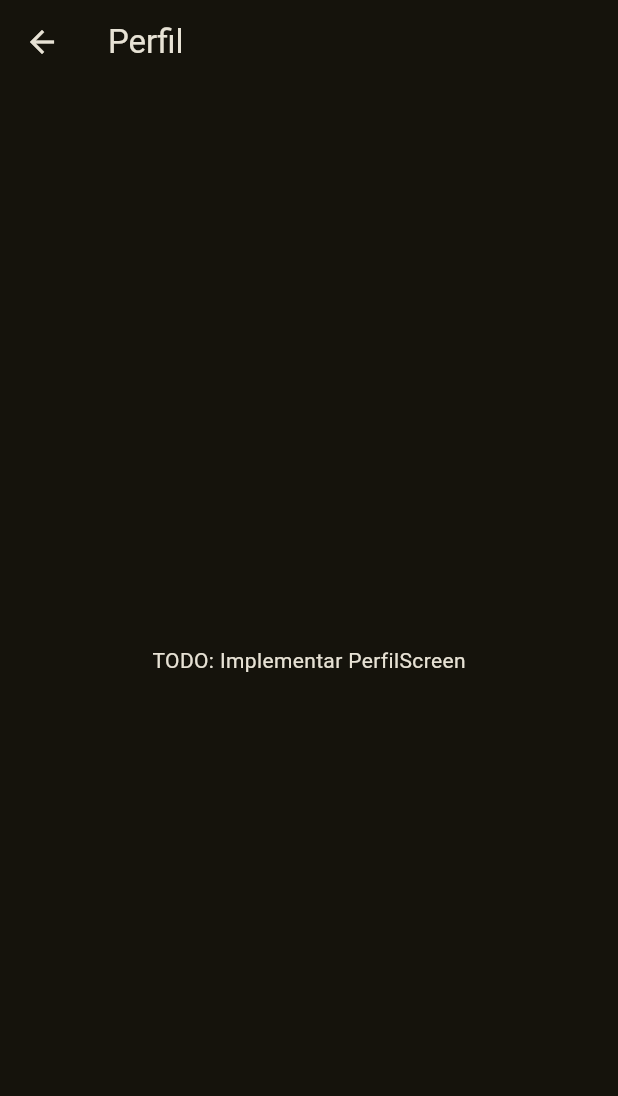
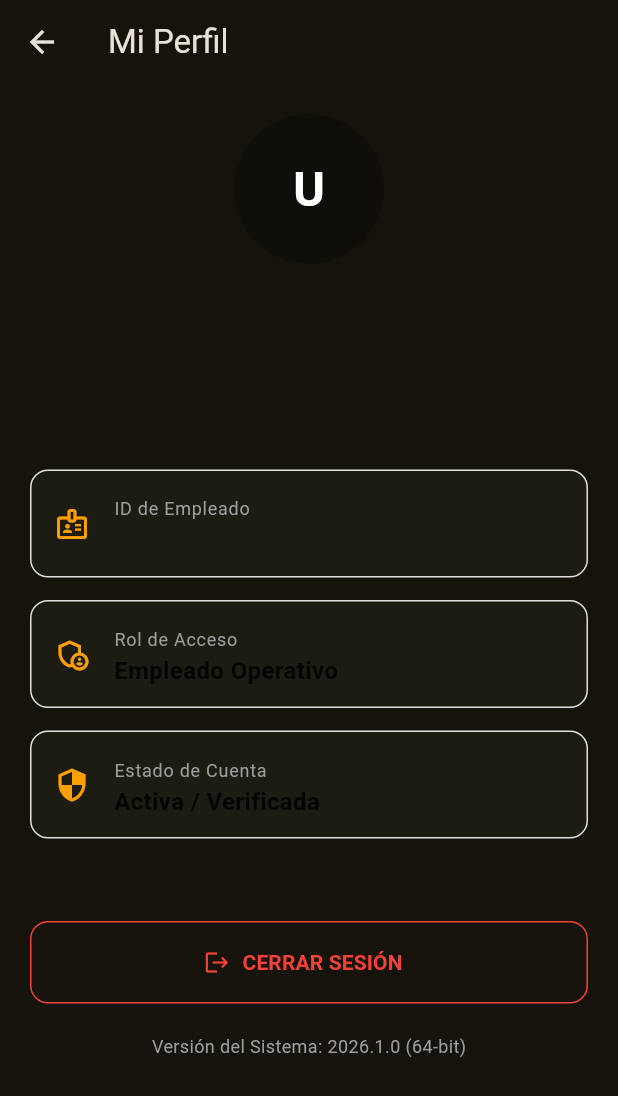
Before and after one commit to ronaldcordova1988-sketch/Sistema-log-stico-de-delivery-, a Flutter app: the PerfilScreen screen opened directly, on a phone screen of 412 x 824 dp. Shown: the top 1096 px of the screen. Run offline on Flutter 3.47's test engine with Material 3 defaults, Android fonts, the phone set to English and light mode, and no system bars; our stand-ins replace cloud_firestore, firebase_auth, firebase_core, flutter_riverpod, google_fonts, hive_flutter and 1 more; accounts and stored records are empty.

Commit message:
Funcionalidad completa en PerfilScreen: Módulo de empleados finalizado

```diff
--- a/lib/presentation/screens/employee/perfil_screen.dart
+++ b/lib/presentation/screens/employee/perfil_screen.dart
@@ -1,21 +1,133 @@
 import 'package:flutter/material.dart';
-import '../../core/theme/app_theme.dart';
+import 'package:flutter_riverpod/flutter_riverpod.dart';
+import '../../providers/auth_provider.dart';
 
-class PerfilScreen extends StatelessWidget {
-  const PerfilScreen({Key? key}) : super(key: key);
+class PerfilScreen extends ConsumerWidget {
+  const PerfilScreen({super.key});
 
   @override
-  Widget build(BuildContext context) {
+  Widget build(BuildContext context, WidgetRef ref) {
+    final authState = ref.watch(authProvider);
+    final user = authState.value;
+
+    // Obtener iniciales para el avatar
+    String getInitials(String? name) {
+      if (name == null || name.isEmpty) return 'U';
+      List<String> names = name.split(" ");
+      if (names.length >= 2) {
+        return "${names[0][0]}${names[1][0]}".toUpperCase();
+      }
+      return names[0][0].toUpperCase();
+    }
+
     return Scaffold(
       appBar: AppBar(
-        title: Text('Perfil '),
+        title: const Text('Mi Perfil'),
+        elevation: 0,
       ),
-      body: Center(
-        child: Text(
-          'TODO: Implementar PerfilScreen',
-          style: AppTheme.bodyLarge,
+      body: SingleChildScrollView(
+        child: Column(
+          children: [
+            // Cabecera con Avatar
+            Container(
+              width: double.infinity,
+              decoration: BoxDecoration(
+                color: Theme.of(context).primaryColor,
+                borderRadius: const BorderRadius.only(
+                  bottomLeft: Radius.circular(30),
+                  bottomRight: Radius.circular(30),
+                ),
+              ),
+              padding: const EdgeInsets.only(bottom: 40, top: 20),
+              child: Column(
+                children: [
+                  CircleAvatar(
+                    radius: 50,
+                    backgroundColor: Colors.black26,
+                    child: Text(
+                      getInitials(user?.displayName),
+                      style: const TextStyle(fontSize: 32, fontWeight: FontWeight.bold, color: Colors.white),
+                    ),
+                  ),
+                  const SizedBox(height: 15),
+                  Text(
+                    user?.displayName ?? 'Usuario del Sistema',
+                    style: const TextStyle(fontSize: 22, fontWeight: FontWeight.bold, color: Colors.black),
+                  ),
+                  Text(
+                    user?.email ?? 'correo@logistica.com',
+                    style: const TextStyle(color: Colors.black54),
+                  ),
+                ],
+              ),
+            ),
+
+            const SizedBox(height: 30),
+
+            // Información Detallada
+            Padding(
+              padding: const EdgeInsets.symmetric(horizontal: 20),
+              child: Column(
+                children: [
+                  _buildProfileTile(
+                    Icons.badge_outlined,
+                    'ID de Empleado',
+                    user?.uid ?? 'No disponible'
+                  ),
+                  _buildProfileTile(
+                    Icons.admin_panel_settings_outlined,
+                    'Rol de Acceso',
+                    'Empleado Operativo'
+                  ),
+                  _buildProfileTile(
+                    Icons.security_outlined,
+                    'Estado de Cuenta',
+                    'Activa / Verificada'
+                  ),
+
+                  const SizedBox(height: 40),
+
+                  // Botón de Cerrar Sesión
+                  SizedBox(
+                    width: double.infinity,
+                    height: 55,
+                    child: OutlinedButton.icon(
+                      onPressed: () => ref.read(authProvider.notifier).signOut(),
+                      icon: const Icon(Icons.logout, color: Colors.red),
+                      label: const Text('CERRAR SESIÓN', style: TextStyle(color: Colors.red, fontWeight: FontWeight.bold)),
+                      style: OutlinedButton.styleFrom(
+                        side: const BorderSide(color: Colors.red),
+                        shape: RoundedRectangleBorder(borderRadius: BorderRadius.circular(12)),
+                      ),
+                    ),
+                  ),
+                  const SizedBox(height: 20),
+                  const Text(
+                    'Versión del Sistema: 2026.1.0 (64-bit)',
+                    style: TextStyle(color: Colors.grey, fontSize: 12),
+                  ),
+                ],
+              ),
+            ),
+          ],
         ),
       ),
     );
   }
+
+  Widget _buildProfileTile(IconData icon, String label, String value) {
+    return Card(
+      margin: const EdgeInsets.only(bottom: 15),
+      elevation: 0,
+      shape: RoundedRectangleBorder(
+        borderRadius: BorderRadius.circular(12),
+        side: BorderSide(color: Colors.grey.shade300),
+      ),
+      child: ListTile(
+        leading: Icon(icon, color: Colors.amber.shade700),
+        title: Text(label, style: const TextStyle(fontSize: 12, color: Colors.grey)),
+        subtitle: Text(value, style: const TextStyle(fontSize: 16, fontWeight: FontWeight.bold, color: Colors.black87)),
+      ),
+    );
+  }
 }
```
